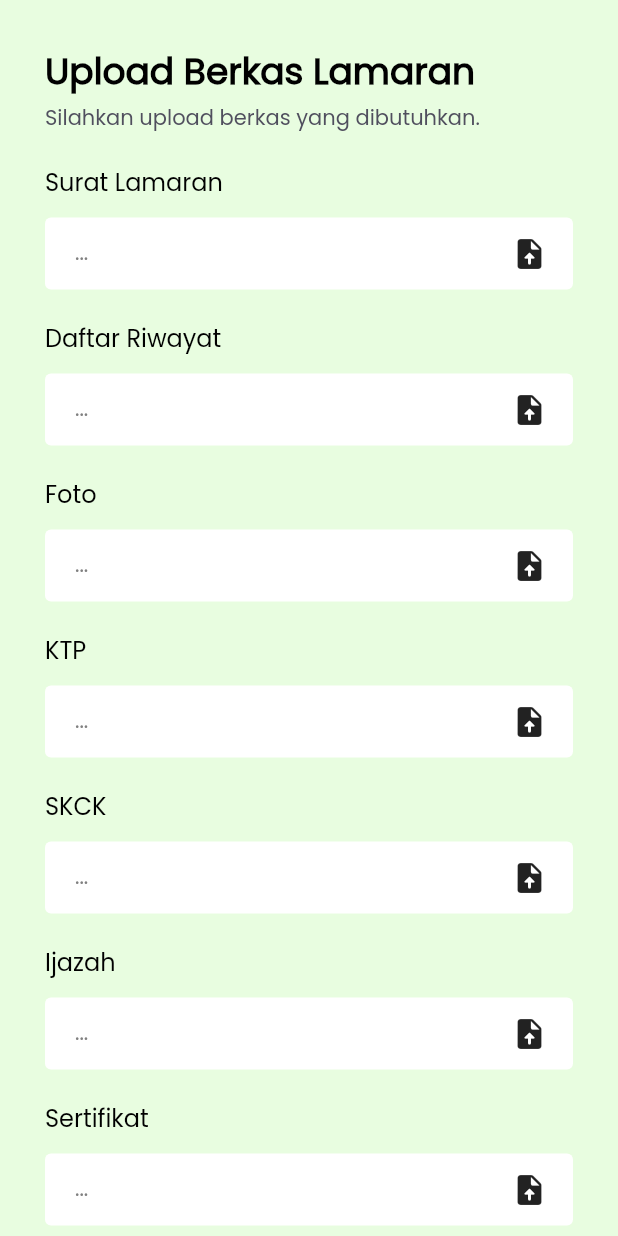
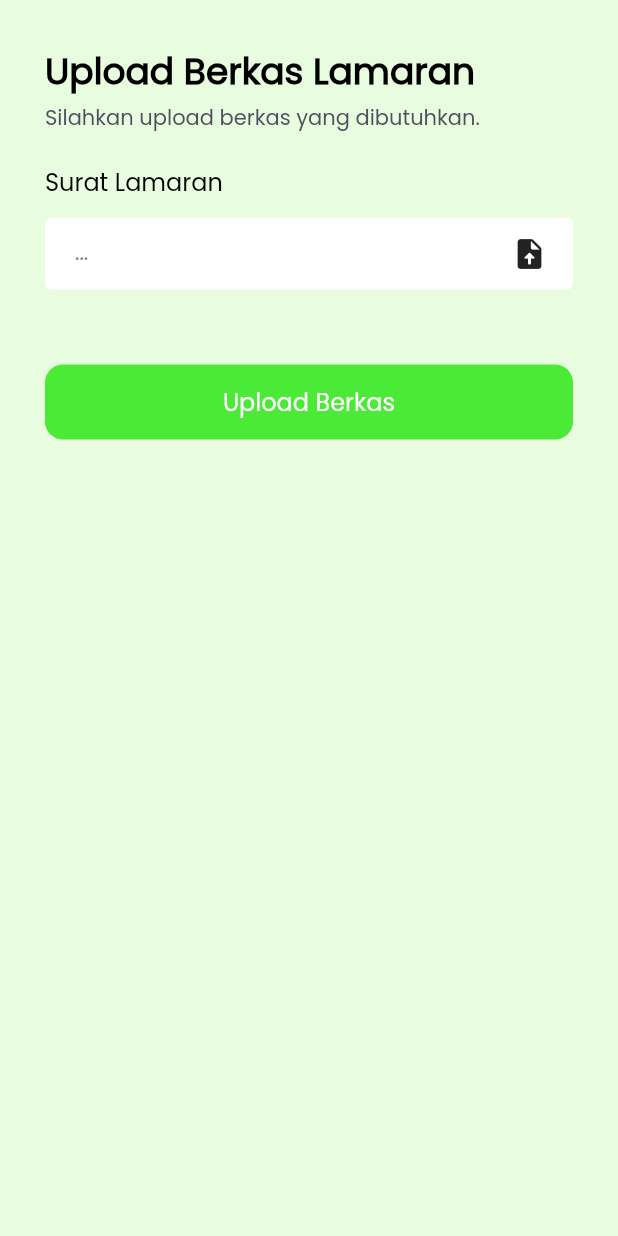
Before and after one commit to nurilmuslichin16/bkk-mobile, a Flutter app: the UploadFile screen opened by its route, on a phone screen of 412 x 824 dp. Run offline on Flutter 3.47's test engine with Material 2 defaults, Android fonts, the phone set to English and light mode, and no system bars; our stand-ins replace file_picker, flutter_html, flutter_spinkit, shared_preferences; accounts and stored records are empty.

Commit message:
Belum berhasil upload file

```diff
--- /dev/null
+++ b/lib/models/upload_file_model.dart
@@ -0,0 +1,40 @@
+import 'dart:convert';
+
+import 'package:bkkmobile/shared/variabel.dart';
+import 'package:http/http.dart' as http;
+
+class UbahPassModel {
+  bool status = false;
+  String text = '';
+
+  UbahPassModel({this.status, this.text});
+
+  factory UbahPassModel.createObject(Map<String, dynamic> object) {
+    return UbahPassModel(
+      status: object['status'],
+      text: object['text'] ?? 'empty',
+    );
+  }
+
+  static Future postUbahPassword(
+      String username, String passLama, String passBaru) async {
+    try {
+      var uri = Uri.parse('$baseUrl/ubah_password_post');
+      var respone = await http.post(uri, body: {
+        "username": username,
+        "passwordLama": passLama,
+        "passwordBaru": passBaru,
+      });
+
+      if (respone.statusCode == 200) {
+        var jsonObject = jsonDecode(respone.body);
+
+        return UbahPassModel.createObject(jsonObject);
+      } else {
+        print("Error : Can't Connect Server");
+      }
+    } catch (e) {
+      print("Error : " + e.toString());
+    }
+  }
+}
--- a/lib/pages/upload_file_page.dart
+++ b/lib/pages/upload_file_page.dart
@@ -1,10 +1,14 @@
+import 'dart:convert';
 import 'dart:developer';
 import 'dart:io';
 
+import 'package:bkkmobile/shared/variabel.dart';
 import 'package:file_picker/file_picker.dart';
 import 'package:flutter/material.dart';
 import 'package:bkkmobile/theme.dart';
 import 'package:flutter_spinkit/flutter_spinkit.dart';
+import 'package:http/http.dart' as http;
+import 'package:path/path.dart';
 
 class UploadFile extends StatefulWidget {
   @override
@@ -12,36 +16,54 @@ class UploadFile extends StatefulWidget {
 }
 
 class _UploadFileState extends State<UploadFile> {
-  FilePickerResult result;
-  PlatformFile pickedFile;
-  File fileToDisplay;
+  FilePickerResult fileResult; // untuk mengambil filenya
+  File _file; // informasi Filenya
+  String _namaFile;
+  String _pathFile;
 
   String _fileNameSuratLamaran = '...';
 
   bool loading = false;
 
-  void ambilFile() async {
+  void _ambilFile() async {
     try {
       setState(() {
         loading = true;
       });
 
-      result = await FilePicker.platform
-          .pickFiles(type: FileType.any, allowMultiple: false);
+      fileResult = await FilePicker.platform.pickFiles(type: FileType.any);
+      _file = File(fileResult.files.single.path);
+      _namaFile = fileResult.files.single.name;
+      _pathFile = fileResult.files.single.path;
 
-      if (result != null) {
-        _fileNameSuratLamaran = result.files.first.name;
-        pickedFile = result.files.first;
-        fileToDisplay = File(pickedFile.path.toString());
-
-        print("File Name : $_fileNameSuratLamaran");
-      }
+      log("File Name : $_namaFile");
+      log("FIle Path : $_pathFile");
 
       setState(() {
         loading = false;
       });
     } catch (e) {
       print(e);
+    }
+  }
+
+  void _uploadFile(File file) async {
+    var stream = http.ByteStream(file.openRead())..cast();
+    var length = await file.length();
+    var url = Uri.parse("$baseUrl/upload_file_post");
+
+    var request = http.MultipartRequest("POST", url);
+    var multiPartFile = http.MultipartFile("filesurat", stream, length,
+        filename: basename(file.path));
+
+    request.files.add(multiPartFile);
+
+    var response = await request.send();
+
+    if (response.statusCode == 200) {
+      log("Status : File Berhasil Diupload!");
+    } else {
+      log("Status : File Gagal Diupload......!");
     }
   }
 
@@ -100,7 +122,7 @@ class _UploadFileState extends State<UploadFile> {
                   ),
                   IconButton(
                       onPressed: () {
-                        ambilFile();
+                        _ambilFile();
                       },
                       icon: Icon(Icons.upload_file_rounded))
                 ],
@@ -111,251 +133,251 @@ class _UploadFileState extends State<UploadFile> {
       );
     }
 
-    Widget daftarRiwayatUpload() {
-      return Container(
-        margin: EdgeInsets.only(top: 20),
-        child: Column(
-          crossAxisAlignment: CrossAxisAlignment.start,
-          children: [
-            Text(
-              'Daftar Riwayat',
-              style: primaryTextStyle.copyWith(
-                fontSize: 16,
-                fontWeight: medium,
-              ),
-            ),
-            SizedBox(height: 12),
-            Container(
-              width: double.infinity,
-              padding: EdgeInsets.only(left: 20, right: 5),
-              decoration: BoxDecoration(
-                color: Colors.white,
-                borderRadius: BorderRadius.circular(4),
-              ),
-              child: Row(
-                mainAxisAlignment: MainAxisAlignment.spaceBetween,
-                children: [
-                  Text(
-                    _fileNameSuratLamaran,
-                    style: primaryTextStyle.copyWith(color: secondaryTextColor),
-                  ),
-                  IconButton(
-                      onPressed: () {
-                        ambilFile();
-                      },
-                      icon: Icon(Icons.upload_file_rounded))
-                ],
-              ),
-            ),
-          ],
-        ),
-      );
-    }
+    // Widget daftarRiwayatUpload() {
+    //   return Container(
+    //     margin: EdgeInsets.only(top: 20),
+    //     child: Column(
+    //       crossAxisAlignment: CrossAxisAlignment.start,
+    //       children: [
+    //         Text(
+    //           'Daftar Riwayat',
+    //           style: primaryTextStyle.copyWith(
+    //             fontSize: 16,
+    //             fontWeight: medium,
+    //           ),
+    //         ),
+    //         SizedBox(height: 12),
+    //         Container(
+    //           width: double.infinity,
+    //           padding: EdgeInsets.only(left: 20, right: 5),
+    //           decoration: BoxDecoration(
+    //             color: Colors.white,
+    //             borderRadius: BorderRadius.circular(4),
+    //           ),
+    //           child: Row(
+    //             mainAxisAlignment: MainAxisAlignment.spaceBetween,
+    //             children: [
+    //               Text(
+    //                 _fileNameSuratLamaran,
+    //                 style: primaryTextStyle.copyWith(color: secondaryTextColor),
+    //               ),
+    //               IconButton(
+    //                   onPressed: () {
+    //                     _ambilFile();
+    //                   },
+    //                   icon: Icon(Icons.upload_file_rounded))
+    //             ],
+    //           ),
+    //         ),
+    //       ],
+    //     ),
+    //   );
+    // }
 
-    Widget fotoUpload() {
-      return Container(
-        margin: EdgeInsets.only(top: 20),
-        child: Column(
-          crossAxisAlignment: CrossAxisAlignment.start,
-          children: [
-            Text(
-              'Foto',
-              style: primaryTextStyle.copyWith(
-                fontSize: 16,
-                fontWeight: medium,
-              ),
-            ),
-            SizedBox(height: 12),
-            Container(
-              width: double.infinity,
-              padding: EdgeInsets.only(left: 20, right: 5),
-              decoration: BoxDecoration(
-                color: Colors.white,
-                borderRadius: BorderRadius.circular(4),
-              ),
-              child: Row(
-                mainAxisAlignment: MainAxisAlignment.spaceBetween,
-                children: [
-                  Text(
-                    _fileNameSuratLamaran,
-                    style: primaryTextStyle.copyWith(color: secondaryTextColor),
-                  ),
-                  IconButton(
-                      onPressed: () {
-                        ambilFile();
-                      },
-                      icon: Icon(Icons.upload_file_rounded))
-                ],
-              ),
-            ),
-          ],
-        ),
-      );
-    }
+    // Widget fotoUpload() {
+    //   return Container(
+    //     margin: EdgeInsets.only(top: 20),
+    //     child: Column(
+    //       crossAxisAlignment: CrossAxisAlignment.start,
+    //       children: [
+    //         Text(
+    //           'Foto',
+    //           style: primaryTextStyle.copyWith(
+    //             fontSize: 16,
+    //             fontWeight: medium,
+    //           ),
+    //         ),
+    //         SizedBox(height: 12),
+    //         Container(
+    //           width: double.infinity,
+    //           padding: EdgeInsets.only(left: 20, right: 5),
+    //           decoration: BoxDecoration(
+    //             color: Colors.white,
+    //             borderRadius: BorderRadius.circular(4),
+    //           ),
+    //           child: Row(
+    //             mainAxisAlignment: MainAxisAlignment.spaceBetween,
+    //             children: [
+    //               Text(
+    //                 _fileNameSuratLamaran,
+    //                 style: primaryTextStyle.copyWith(color: secondaryTextColor),
+    //               ),
+    //               IconButton(
+    //                   onPressed: () {
+    //                     _ambilFile();
+    //                   },
+    //                   icon: Icon(Icons.upload_file_rounded))
+    //             ],
+    //           ),
+    //         ),
+    //       ],
+    //     ),
+    //   );
+    // }
 
-    Widget ktpUpload() {
-      return Container(
-        margin: EdgeInsets.only(top: 20),
-        child: Column(
-          crossAxisAlignment: CrossAxisAlignment.start,
-          children: [
-            Text(
-              'KTP',
-              style: primaryTextStyle.copyWith(
-                fontSize: 16,
-                fontWeight: medium,
-              ),
-            ),
-            SizedBox(height: 12),
-            Container(
-              width: double.infinity,
-              padding: EdgeInsets.only(left: 20, right: 5),
-              decoration: BoxDecoration(
-                color: Colors.white,
-                borderRadius: BorderRadius.circular(4),
-              ),
-              child: Row(
-                mainAxisAlignment: MainAxisAlignment.spaceBetween,
-                children: [
-                  Text(
-                    _fileNameSuratLamaran,
-                    style: primaryTextStyle.copyWith(color: secondaryTextColor),
-                  ),
-                  IconButton(
-                      onPressed: () {
-                        ambilFile();
-                      },
-                      icon: Icon(Icons.upload_file_rounded))
-                ],
-              ),
-            ),
-          ],
-        ),
-      );
-    }
+    // Widget ktpUpload() {
+    //   return Container(
+    //     margin: EdgeInsets.only(top: 20),
+    //     child: Column(
+    //       crossAxisAlignment: CrossAxisAlignment.start,
+    //       children: [
+    //         Text(
+    //           'KTP',
+    //           style: primaryTextStyle.copyWith(
+    //             fontSize: 16,
+    //             fontWeight: medium,
+    //           ),
+    //         ),
+    //         SizedBox(height: 12),
+    //         Container(
+    //           width: double.infinity,
+    //           padding: EdgeInsets.only(left: 20, right: 5),
+    //           decoration: BoxDecoration(
+    //             color: Colors.white,
+    //             borderRadius: BorderRadius.circular(4),
+    //           ),
+    //           child: Row(
+    //             mainAxisAlignment: MainAxisAlignment.spaceBetween,
+    //             children: [
+    //               Text(
+    //                 _fileNameSuratLamaran,
+    //                 style: primaryTextStyle.copyWith(color: secondaryTextColor),
+    //               ),
+    //               IconButton(
+    //                   onPressed: () {
+    //                     _ambilFile();
+    //                   },
+    //                   icon: Icon(Icons.upload_file_rounded))
+    //             ],
+    //           ),
+    //         ),
+    //       ],
+    //     ),
+    //   );
+    // }
 
-    Widget skckUpload() {
-      return Container(
-        margin: EdgeInsets.only(top: 20),
-        child: Column(
-          crossAxisAlignment: CrossAxisAlignment.start,
-          children: [
-            Text(
-              'SKCK',
-              style: primaryTextStyle.copyWith(
-                fontSize: 16,
-                fontWeight: medium,
-              ),
-            ),
-            SizedBox(height: 12),
-            Container(
-              width: double.infinity,
-              padding: EdgeInsets.only(left: 20, right: 5),
-              decoration: BoxDecoration(
-                color: Colors.white,
-                borderRadius: BorderRadius.circular(4),
-              ),
-              child: Row(
-                mainAxisAlignment: MainAxisAlignment.spaceBetween,
-                children: [
-                  Text(
-                    _fileNameSuratLamaran,
-                    style: primaryTextStyle.copyWith(color: secondaryTextColor),
-                  ),
-                  IconButton(
-                      onPressed: () {
-                        ambilFile();
-                      },
-                      icon: Icon(Icons.upload_file_rounded))
-                ],
-              ),
-            ),
-          ],
-        ),
-      );
-    }
+    // Widget skckUpload() {
+    //   return Container(
+    //     margin: EdgeInsets.only(top: 20),
+    //     child: Column(
+    //       crossAxisAlignment: CrossAxisAlignment.start,
+    //       children: [
+    //         Text(
+    //           'SKCK',
+    //           style: primaryTextStyle.copyWith(
+    //             fontSize: 16,
+    //             fontWeight: medium,
+    //           ),
+    //         ),
+    //         SizedBox(height: 12),
+    //         Container(
+    //           width: double.infinity,
+    //           padding: EdgeInsets.only(left: 20, right: 5),
+    //           decoration: BoxDecoration(
+    //             color: Colors.white,
+    //             borderRadius: BorderRadius.circular(4),
+    //           ),
+    //           child: Row(
+    //             mainAxisAlignment: MainAxisAlignment.spaceBetween,
+    //             children: [
+    //               Text(
+    //                 _fileNameSuratLamaran,
+    //                 style: primaryTextStyle.copyWith(color: secondaryTextColor),
+    //               ),
+    //               IconButton(
+    //                   onPressed: () {
+    //                     _ambilFile();
+    //                   },
+    //                   icon: Icon(Icons.upload_file_rounded))
+    //             ],
+    //           ),
+    //         ),
+    //       ],
+    //     ),
+    //   );
+    // }
 
-    Widget ijazahUpload() {
-      return Container(
-        margin: EdgeInsets.only(top: 20),
-        child: Column(
-          crossAxisAlignment: CrossAxisAlignment.start,
-          children: [
-            Text(
-              'Ijazah',
-              style: primaryTextStyle.copyWith(
-                fontSize: 16,
-                fontWeight: medium,
-              ),
-            ),
-            SizedBox(height: 12),
-            Container(
-              width: double.infinity,
-              padding: EdgeInsets.only(left: 20, right: 5),
-              decoration: BoxDecoration(
-                color: Colors.white,
-                borderRadius: BorderRadius.circular(4),
-              ),
-              child: Row(
-                mainAxisAlignment: MainAxisAlignment.spaceBetween,
-                children: [
-                  Text(
-                    _fileNameSuratLamaran,
-                    style: primaryTextStyle.copyWith(color: secondaryTextColor),
-                  ),
-                  IconButton(
-                      onPressed: () {
-                        ambilFile();
-                      },
-                      icon: Icon(Icons.upload_file_rounded))
-                ],
-              ),
-            ),
-          ],
-        ),
-      );
-    }
+    // Widget ijazahUpload() {
+    //   return Container(
+    //     margin: EdgeInsets.only(top: 20),
+    //     child: Column(
+    //       crossAxisAlignment: CrossAxisAlignment.start,
+    //       children: [
+    //         Text(
+    //           'Ijazah',
+    //           style: primaryTextStyle.copyWith(
+    //             fontSize: 16,
+    //             fontWeight: medium,
+    //           ),
+    //         ),
+    //         SizedBox(height: 12),
+    //         Container(
+    //           width: double.infinity,
+    //           padding: EdgeInsets.only(left: 20, right: 5),
+    //           decoration: BoxDecoration(
+    //             color: Colors.white,
+    //             borderRadius: BorderRadius.circular(4),
+    //           ),
+    //           child: Row(
+    //             mainAxisAlignment: MainAxisAlignment.spaceBetween,
+    //             children: [
+    //               Text(
+    //                 _fileNameSuratLamaran,
+    //                 style: primaryTextStyle.copyWith(color: secondaryTextColor),
+    //               ),
+    //               IconButton(
+    //                   onPressed: () {
+    //                     _ambilFile();
+    //                   },
+    //                   icon: Icon(Icons.upload_file_rounded))
+    //             ],
+    //           ),
+    //         ),
+    //       ],
+    //     ),
+    //   );
+    // }
 
-    Widget sertifikatUpload() {
-      return Container(
-        margin: EdgeInsets.only(top: 20),
-        child: Column(
-          crossAxisAlignment: CrossAxisAlignment.start,
-          children: [
-            Text(
-              'Sertifikat',
-              style: primaryTextStyle.copyWith(
-                fontSize: 16,
-                fontWeight: medium,
-              ),
-            ),
-            SizedBox(height: 12),
-            Container(
-              width: double.infinity,
-              padding: EdgeInsets.only(left: 20, right: 5),
-              decoration: BoxDecoration(
-                color: Colors.white,
-                borderRadius: BorderRadius.circular(4),
-              ),
-              child: Row(
-                mainAxisAlignment: MainAxisAlignment.spaceBetween,
-                children: [
-                  Text(
-                    _fileNameSuratLamaran,
-                    style: primaryTextStyle.copyWith(color: secondaryTextColor),
-                  ),
-                  IconButton(
-                      onPressed: () {
-                        ambilFile();
-                      },
-                      icon: Icon(Icons.upload_file_rounded))
-                ],
-              ),
-            ),
-          ],
-        ),
-      );
-    }
+    // Widget sertifikatUpload() {
+    //   return Container(
+    //     margin: EdgeInsets.only(top: 20),
+    //     child: Column(
+    //       crossAxisAlignment: CrossAxisAlignment.start,
+    //       children: [
+    //         Text(
+    //           'Sertifikat',
+    //           style: primaryTextStyle.copyWith(
+    //             fontSize: 16,
+    //             fontWeight: medium,
+    //           ),
+    //         ),
+    //         SizedBox(height: 12),
+    //         Container(
+    //           width: double.infinity,
+    //           padding: EdgeInsets.only(left: 20, right: 5),
+    //           decoration: BoxDecoration(
+    //             color: Colors.white,
+    //             borderRadius: BorderRadius.circular(4),
+    //           ),
+    //           child: Row(
+    //             mainAxisAlignment: MainAxisAlignment.spaceBetween,
+    //             children: [
+    //               Text(
+    //                 _fileNameSuratLamaran,
+    //                 style: primaryTextStyle.copyWith(color: secondaryTextColor),
+    //               ),
+    //               IconButton(
+    //                   onPressed: () {
+    //                     _ambilFile();
+    //                   },
+    //                   icon: Icon(Icons.upload_file_rounded))
+    //             ],
+    //           ),
+    //         ),
+    //       ],
+    //     ),
+    //   );
+    // }
 
     Widget ubahButton() {
       return Container(
@@ -364,7 +386,7 @@ class _UploadFileState extends State<UploadFile> {
         margin: EdgeInsets.only(top: 50, bottom: 30),
         child: TextButton(
           onPressed: () async {
-            ambilFile();
+            _uploadFile(_file);
           },
           style: TextButton.styleFrom(
             backgroundColor: primaryColor,
@@ -414,12 +436,12 @@ class _UploadFileState extends State<UploadFile> {
             children: [
               header(),
               suratLamaranUpload(),
-              daftarRiwayatUpload(),
-              fotoUpload(),
-              ktpUpload(),
-              skckUpload(),
-              ijazahUpload(),
-              sertifikatUpload(),
+              // daftarRiwayatUpload(),
+              // fotoUpload(),
+              // ktpUpload(),
+              // skckUpload(),
+              // ijazahUpload(),
+              // sertifikatUpload(),
               ubahButton(),
             ],
           ),
```
